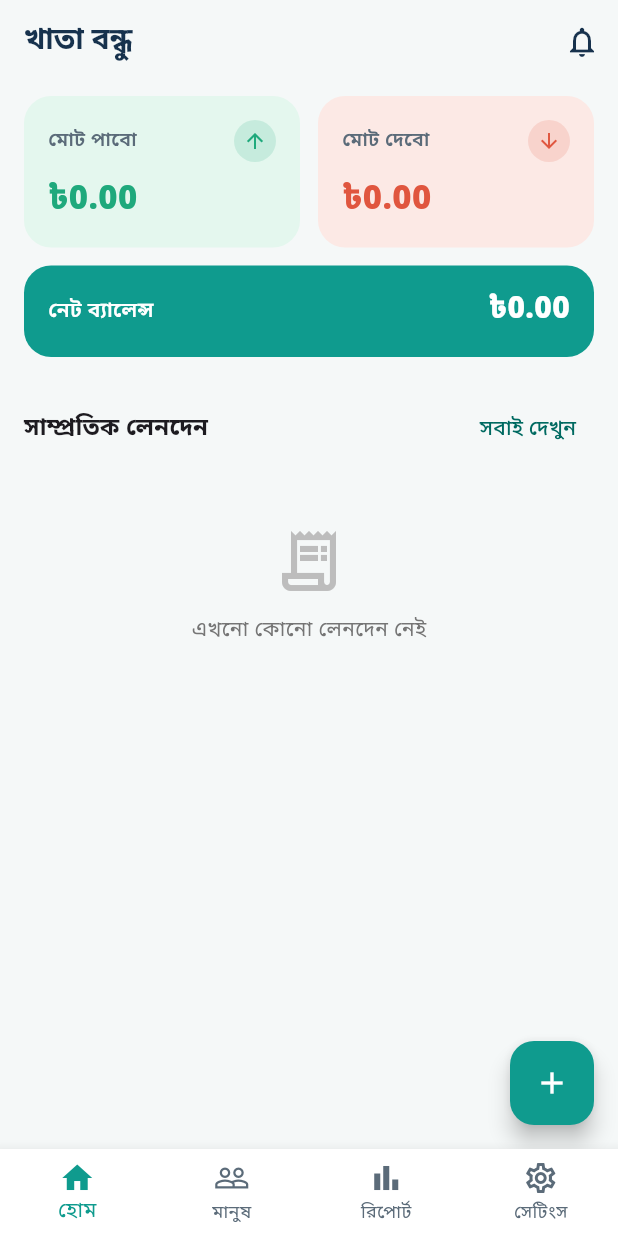
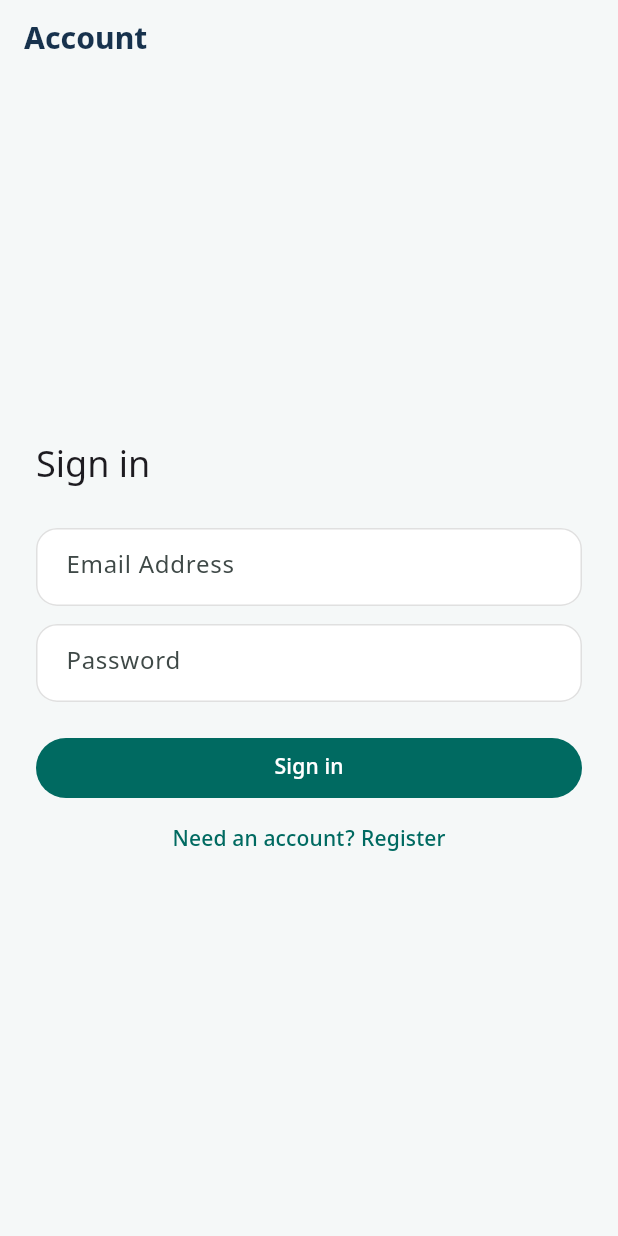
Before and after one commit to nazmuldesigns/DenaPawna, a Flutter app: the screen it shows after launch, on a phone screen of 412 x 824 dp. Run offline on Flutter 3.47's test engine with Material 3 defaults, Android fonts, the phone set to English and light mode, and no system bars; our stand-ins replace csv, file_picker, hive, hive_flutter, image_picker, local_auth and 3 more; accounts and stored records are empty.

Commit message:
feat: complete supabase auth with 6-digit otp flow

```diff
--- a/lib/main.dart
+++ b/lib/main.dart
@@ -1,41 +1,81 @@
 import 'package:flutter/material.dart';
+import 'package:flutter_localizations/flutter_localizations.dart';
 import 'package:provider/provider.dart';
+import 'package:supabase_flutter/supabase_flutter.dart';
+import 'providers/auth_provider.dart';
 import 'providers/ledger_provider.dart';
 import 'providers/settings_provider.dart';
-import 'screens/auth/lock_screen.dart';
+import 'screens/auth/auth_screen.dart';
 import 'screens/root_shell.dart';
 import 'services/database_service.dart';
+import 'services/supabase_auth_service.dart';
 import 'theme/app_theme.dart';
 
 Future<void> main() async {
   WidgetsFlutterBinding.ensureInitialized();
   await DatabaseService.instance.init();
-  runApp(const KhataBondhuApp());
+  SupabaseClient? client;
+  String? configurationError;
+  const url = String.fromEnvironment(
+    'SUPABASE_URL',
+    defaultValue: 'https://pzuohbfalodsiniutecg.supabase.co',
+  );
+  const anonKey = String.fromEnvironment(
+    'SUPABASE_ANON_KEY',
+    defaultValue: 'sb_publishable_OmcawzIU_RvW9OMuow9kgQ_iTHBQEbU',
+  );
+  if (url.isEmpty || anonKey.isEmpty) {
+    configurationError = 'Supabase is not configured for this build.';
+  } else {
+    try {
+      await Supabase.initialize(url: url, publishableKey: anonKey);
+      client = Supabase.instance.client;
+    } on Object catch (error) {
+      configurationError = 'Supabase initialization failed: $error';
+    }
+  }
+  runApp(
+    KhataBondhuApp(
+      authService: SupabaseAuthService(
+        client,
+        configurationError: configurationError,
+      ),
+    ),
+  );
 }
 
 class KhataBondhuApp extends StatelessWidget {
-  const KhataBondhuApp({super.key});
+  const KhataBondhuApp({required this.authService, super.key});
+
+  final SupabaseAuthService authService;
 
   @override
   Widget build(BuildContext context) {
     return MultiProvider(
       providers: [
+        ChangeNotifierProvider<AuthProvider>(
+          create: (_) => AuthProvider(authService),
+        ),
         ChangeNotifierProvider<LedgerProvider>(create: (_) => LedgerProvider()),
         ChangeNotifierProvider<SettingsProvider>(
           create: (_) => SettingsProvider()..load(),
         ),
       ],
-      child: Consumer<SettingsProvider>(
-        builder: (context, settings, _) {
+      child: Consumer2<SettingsProvider, AuthProvider>(
+        builder: (context, settings, auth, _) {
           return MaterialApp(
             title: 'খাতা বন্ধু',
             debugShowCheckedModeBanner: false,
             themeMode: settings.themeMode,
             theme: AppTheme.light(),
             darkTheme: AppTheme.dark(),
-            home: settings.isUnlocked
-                ? const RootShell()
-                : const LockScreen(),
+            localizationsDelegates: const [
+              GlobalMaterialLocalizations.delegate,
+              GlobalWidgetsLocalizations.delegate,
+              GlobalCupertinoLocalizations.delegate,
+            ],
+            supportedLocales: const [Locale('en'), Locale('bn')],
+            home: auth.isAuthenticated ? const RootShell() : const AuthScreen(),
           );
         },
       ),
--- /dev/null
+++ b/lib/providers/auth_provider.dart
@@ -0,0 +1,72 @@
+import 'dart:async';
+
+import 'package:flutter/foundation.dart';
+import 'package:supabase_flutter/supabase_flutter.dart';
+
+import '../services/supabase_auth_service.dart';
+
+class AuthProvider extends ChangeNotifier {
+  AuthProvider(this.service) {
+    _session = service.currentSession;
+    _subscription = service.authStateChanges.listen(_onAuthStateChanged);
+  }
+
+  final SupabaseAuthService service;
+  late final StreamSubscription<AuthState> _subscription;
+  Session? _session;
+  String? _errorMessage;
+  bool _isBusy = false;
+
+  bool get isAuthenticated => _session != null;
+  bool get isBusy => _isBusy;
+  String? get errorMessage => _errorMessage ?? service.configurationError;
+
+  Future<void> signIn({
+    required String email,
+    required String password,
+  }) async {
+    await _run(() => service.signIn(email: email, password: password));
+  }
+
+  Future<void> signUp({
+    required String email,
+    required String password,
+  }) async {
+    await _run(() => service.signUp(email: email, password: password));
+  }
+
+  Future<void> signOut() async {
+    await _run(service.signOut);
+  }
+
+  Future<void> _run(Future<Object?> Function() operation) async {
+    _isBusy = true;
+    _errorMessage = null;
+    notifyListeners();
+    try {
+      await operation();
+    } catch (error) {
+      _errorMessage = error is AuthException
+          ? error.message
+          : error is StateError
+              ? error.message
+              : 'Authentication failed. Please try again.';
+      notifyListeners();
+    } finally {
+      _isBusy = false;
+      notifyListeners();
+    }
+  }
+
+  void _onAuthStateChanged(AuthState state) {
+    _session = state.session;
+    _errorMessage = null;
+    notifyListeners();
+  }
+
+  @override
+  void dispose() {
+    _subscription.cancel();
+    super.dispose();
+  }
+}
--- /dev/null
+++ b/lib/screens/auth/auth_screen.dart
@@ -0,0 +1,268 @@
+import 'package:flutter/material.dart';
+import 'package:provider/provider.dart';
+
+import '../../providers/auth_provider.dart';
+import '../../screens/root_shell.dart';
+
+class AuthScreen extends StatefulWidget {
+  const AuthScreen({super.key});
+
+  @override
+  State<AuthScreen> createState() => _AuthScreenState();
+}
+
+class _AuthScreenState extends State<AuthScreen> {
+  final _formKey = GlobalKey<FormState>();
+  final _nameController = TextEditingController();
+  final _emailController = TextEditingController();
+  final _mobileController = TextEditingController();
+  final _passwordController = TextEditingController();
+  final _confirmPasswordController = TextEditingController();
+  final _otpController = TextEditingController();
+  bool _isRegistering = false;
+  bool _showOtp = false;
+  String? _otpEmail;
+  String? _message;
+
+  @override
+  void dispose() {
+    _nameController.dispose();
+    _emailController.dispose();
+    _mobileController.dispose();
+    _passwordController.dispose();
+    _confirmPasswordController.dispose();
+    _otpController.dispose();
+    super.dispose();
+  }
+
+  Future<void> _submit() async {
+    if (!_formKey.currentState!.validate()) return;
+    final auth = context.read<AuthProvider>();
+    if (!_isRegistering) {
+      await auth.signIn(
+        email: _emailController.text.trim(),
+        password: _passwordController.text,
+      );
+      return;
+    }
+
+    try {
+      await auth.service.signUpWithEmail(
+        email: _emailController.text.trim(),
+        password: _passwordController.text,
+        name: _nameController.text.trim(),
+        phone: _mobileController.text.trim(),
+      );
+    } catch (error) {
+      if (!mounted) return;
+      setState(() => _message = _friendlyError(error));
+      return;
+    }
+    if (!mounted) return;
+    if (auth.errorMessage == null) {
+      setState(() {
+        _otpEmail = _emailController.text.trim();
+        _showOtp = true;
+        _message =
+            'A confirmation link has been sent to your email. Please verify your email before logging in.';
+      });
+    }
+  }
+
+  Future<void> _verifyOtp() async {
+    final token = _otpController.text.trim();
+    if (token.length != 6) {
+      setState(() => _message = 'Enter the 6-digit confirmation code.');
+      return;
+    }
+    final auth = context.read<AuthProvider>();
+    try {
+      final response = await auth.service.verifyEmailOtp(
+        email: _otpEmail!,
+        token: token,
+      );
+      if (!mounted) return;
+      if (response.session != null) {
+        Navigator.of(context).pushAndRemoveUntil(
+          MaterialPageRoute<void>(builder: (_) => const RootShell()),
+          (_) => false,
+        );
+      } else {
+        setState(
+          () => _message = 'The code was accepted. You can now sign in.',
+        );
+      }
+    } catch (error) {
+      if (!mounted) return;
+      setState(() => _message = _friendlyError(error));
+    }
+  }
+
+  String _friendlyError(Object error) {
+    final message = error.toString();
+    if (message.toLowerCase().contains('expired') ||
+        message.toLowerCase().contains('invalid')) {
+      return 'That confirmation code is invalid or expired. Please try again.';
+    }
+    return message.replaceFirst('Exception: ', '');
+  }
+
+  String? _required(String? value, String label) =>
+      value == null || value.trim().isEmpty ? '$label is required' : null;
+
+  @override
+  Widget build(BuildContext context) {
+    final auth = context.watch<AuthProvider>();
+    final error = auth.errorMessage;
+    return Scaffold(
+      appBar: AppBar(title: const Text('Account')),
+      body: Center(
+        child: SingleChildScrollView(
+          padding: const EdgeInsets.all(24),
+          child: ConstrainedBox(
+            constraints: const BoxConstraints(maxWidth: 420),
+            child: AnimatedSwitcher(
+              duration: const Duration(milliseconds: 250),
+              child: _showOtp ? _buildOtpView(auth) : _buildForm(auth, error),
+            ),
+          ),
+        ),
+      ),
+    );
+  }
+
+  Widget _buildOtpView(AuthProvider auth) {
+    return Column(
+      key: const ValueKey('otp'),
+      crossAxisAlignment: CrossAxisAlignment.stretch,
+      children: [
+        Text(
+          'Verify your email',
+          style: Theme.of(context).textTheme.headlineSmall,
+        ),
+        const SizedBox(height: 12),
+        const Text('Enter the 6-digit code sent to your email address.'),
+        const SizedBox(height: 24),
+        TextField(
+          controller: _otpController,
+          autofocus: true,
+          maxLength: 6,
+          keyboardType: TextInputType.number,
+          textAlign: TextAlign.center,
+          decoration: const InputDecoration(labelText: 'Verification code'),
+        ),
+        if (_message != null) ...[const SizedBox(height: 12), Text(_message!)],
+        const SizedBox(height: 16),
+        FilledButton(
+          onPressed: auth.isBusy ? null : _verifyOtp,
+          child: const Text('Verify OTP'),
+        ),
+        TextButton(
+          onPressed: auth.isBusy
+              ? null
+              : () => setState(() {
+                  _showOtp = false;
+                  _message = null;
+                }),
+          child: const Text('Back to sign in'),
+        ),
+      ],
+    );
+  }
+
+  Widget _buildForm(AuthProvider auth, String? error) {
+    return Form(
+      key: _formKey,
+      child: Column(
+        key: const ValueKey('form'),
+        crossAxisAlignment: CrossAxisAlignment.stretch,
+        children: [
+          Text(
+            _isRegistering ? 'Create your account' : 'Sign in',
+            style: Theme.of(context).textTheme.headlineSmall,
+          ),
+          const SizedBox(height: 24),
+          if (_isRegistering) ...[
+            TextFormField(
+              controller: _nameController,
+              enabled: !auth.isBusy && auth.service.isConfigured,
+              decoration: const InputDecoration(labelText: 'Full Name'),
+              validator: (value) => _required(value, 'Full Name'),
+            ),
+            const SizedBox(height: 12),
+          ],
+          TextFormField(
+            controller: _emailController,
+            keyboardType: TextInputType.emailAddress,
+            enabled: !auth.isBusy && auth.service.isConfigured,
+            decoration: const InputDecoration(labelText: 'Email Address'),
+            validator: (value) => _required(value, 'Email Address'),
+          ),
+          if (_isRegistering) ...[
+            const SizedBox(height: 12),
+            TextFormField(
+              controller: _mobileController,
+              keyboardType: TextInputType.phone,
+              enabled: !auth.isBusy && auth.service.isConfigured,
+              decoration: const InputDecoration(labelText: 'Mobile Number'),
+              validator: (value) => _required(value, 'Mobile Number'),
+            ),
+          ],
+          const SizedBox(height: 12),
+          TextFormField(
+            controller: _passwordController,
+            obscureText: true,
+            enabled: !auth.isBusy && auth.service.isConfigured,
+            decoration: const InputDecoration(labelText: 'Password'),
+            validator: (value) => value == null || value.length < 6
+                ? 'Password must be at least 6 characters'
+                : null,
+          ),
+          if (_isRegistering) ...[
+            const SizedBox(height: 12),
+            TextFormField(
+              controller: _confirmPasswordController,
+              obscureText: true,
+              enabled: !auth.isBusy && auth.service.isConfigured,
+              decoration: const InputDecoration(labelText: 'Confirm Password'),
+              validator: (value) => value != _passwordController.text
+                  ? 'Passwords do not match'
+                  : null,
+            ),
+          ],
+          if (error != null) ...[
+            const SizedBox(height: 16),
+            Text(
+              error,
+              style: TextStyle(color: Theme.of(context).colorScheme.error),
+            ),
+          ],
+          if (_message != null) ...[
+            const SizedBox(height: 12),
+            Text(_message!),
+          ],
+          const SizedBox(height: 20),
+          FilledButton(
+            onPressed: auth.isBusy || !auth.service.isConfigured
+                ? null
+                : _submit,
+            child: Text(_isRegistering ? 'Create account' : 'Sign in'),
+          ),
+          TextButton(
+            onPressed: auth.isBusy
+                ? null
+                : () => setState(() {
+                    _isRegistering = !_isRegistering;
+                    _message = null;
+                  }),
+            child: Text(
+              _isRegistering
+                  ? 'Already have an account? Sign in'
+                  : 'Need an account? Register',
+            ),
+          ),
+        ],
+      ),
+    );
+  }
+}
--- /dev/null
+++ b/lib/services/supabase_auth_service.dart
@@ -0,0 +1,83 @@
+import 'package:supabase_flutter/supabase_flutter.dart';
+
+class SupabaseAuthService {
+  SupabaseAuthService(this.client, {this.configurationError});
+
+  final SupabaseClient? client;
+  final String? configurationError;
+
+  bool get isConfigured => client != null;
+  Session? get currentSession => client?.auth.currentSession;
+
+  Stream<AuthState> get authStateChanges =>
+      client?.auth.onAuthStateChange ?? const Stream<AuthState>.empty();
+
+  Future<AuthResponse> signIn({
+    required String email,
+    required String password,
+  }) async {
+    try {
+      return await _requireClient().auth.signInWithPassword(
+        email: email,
+        password: password,
+      );
+    } on AuthException catch (error) {
+      if (error.message.toLowerCase().contains('confirm')) {
+        throw AuthException(
+          'Email not confirmed. Please verify your email first.',
+        );
+      }
+      rethrow;
+    }
+  }
+
+  Future<AuthResponse> signUpWithEmail({
+    required String email,
+    required String password,
+    required String name,
+    required String phone,
+  }) {
+    return _requireClient().auth.signUp(
+      email: email,
+      password: password,
+      data: <String, dynamic>{'full_name': name, 'phone': phone},
+    );
+  }
+
+  Future<AuthResponse> signUp({
+    required String email,
+    required String password,
+  }) {
+    return signUpWithEmail(
+      email: email,
+      password: password,
+      name: '',
+      phone: '',
+    );
+  }
+
+  Future<AuthResponse> verifyEmailOtp({
+    required String email,
+    required String token,
+  }) {
+    return _requireClient().auth.verifyOTP(
+      email: email,
+      token: token,
+      type: OtpType.signup,
+    );
+  }
+
+  Future<void> signOut() => _requireClient().auth.signOut();
+
+  SupabaseClient _requireClient() {
+    final configuredClient = client;
+    if (configuredClient == null) {
+      throw StateError(
+        configurationError ??
+            'Supabase is not configured. Provide SUPABASE_URL and '
+                'SUPABASE_ANON_KEY with --dart-define.',
+      );
+    }
+    return configuredClient;
+  }
+}
--- a/pubspec.yaml
+++ b/pubspec.yaml
@@ -30,6 +30,8 @@ environment:
 dependencies:
   flutter:
     sdk: flutter
+  flutter_localizations:
+    sdk: flutter
 
   # The following adds the Cupertino Icons font to your application.
   # Use with the CupertinoIcons class for iOS style icons.
@@ -49,6 +51,7 @@ dependencies:
   shared_preferences: ^2.3.5
   fl_chart: ^1.2.0
   local_auth: ^2.3.0
+  supabase_flutter: ^2.17.2
 
 dev_dependencies:
   flutter_test:
```
Also changed, not shown: pubspec.lock, 5 other files.
